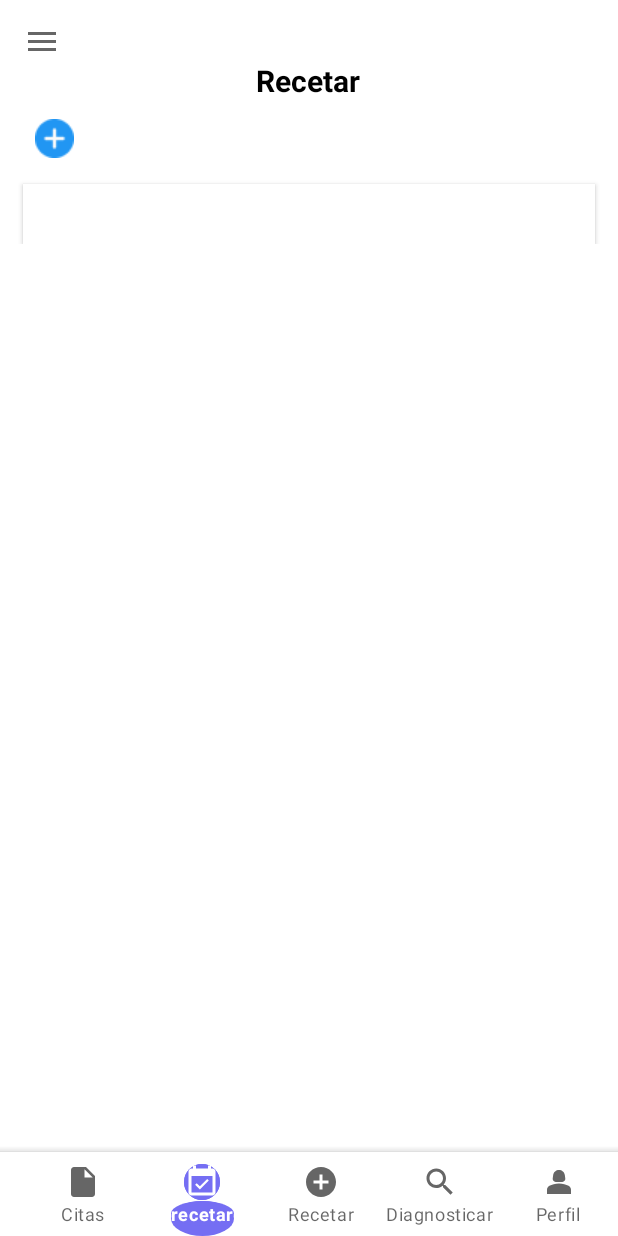
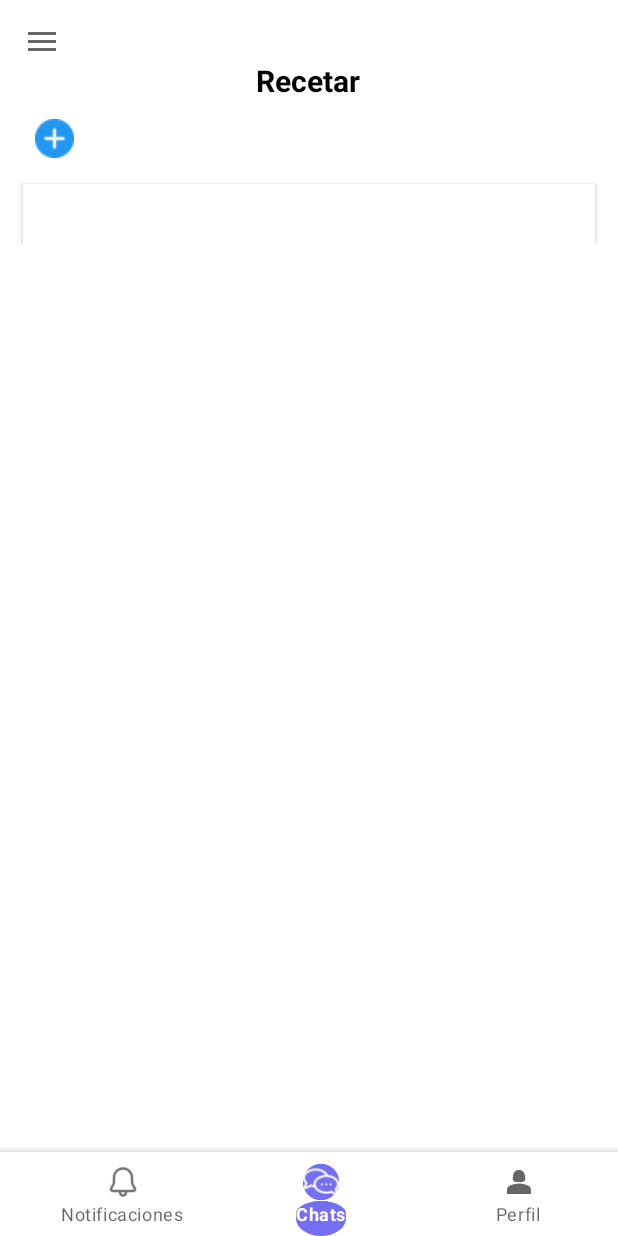
Before and after one commit to AlonViglez/Mi_Receta_PI, an Android app: the MainActivity screen opened directly, with no data from a screen before it, item 2 of the bottom bar chosen, on a phone screen of 412 x 824 dp. Run offline under Robolectric (Android 15) with nearby library versions, the phone set to English and light mode, and no system bars; our stand-ins replace Firebase (no records; nobody signed in at launch, a user with empty details on screens opened directly).

Commit message:
verificar los arhivos para elimnar y agregue los nav del doc

```diff
--- a/app/src/main/java/com/example/nav_drawer/MainActivity.java
+++ b/app/src/main/java/com/example/nav_drawer/MainActivity.java
@@ -72,25 +72,25 @@ public class MainActivity extends AppCompatActivity implements NavigationView.On
                 @Override
                 public boolean onNavigationItemSelected(@NonNull MenuItem item) {
                     int itemId = item.getItemId();
-                    if(itemId == R.id.bottom_home) {
+                    if(itemId == R.id.bottom_notify) {
                         openFragment(new CitasFragment());
                         return true;
-                    }else if(itemId == R.id.bottom_recetas){
+                    }else if(itemId == R.id.bottom_chats){
                         openFragment(new RecetarFragment());
-                        return true;
-                    }else if(itemId == R.id.bottom_diagnosticar){
-                        openFragment(new DiagnosticarFragment());
                         return true;
                     }else if(itemId == R.id.bottom_perfil){
                         openFragment(new PerfilFragment());
-                        return true;
-                    }else if(itemId == R.id.bottom_recetar){
-                        openFragment(new AddFragment());
                         return true;
                     }
                     return false;
                 }
             });
+            /* archivos que se tiene verificar para eliminar o no
+            * DiagnosticarFragment()
+            * AddFragment()
+            * CitasFragment()
+            * RecetarFragment()
+            * */
 
             fragmentManager = getSupportFragmentManager();
             openFragment(new HomeFragment());
--- a/app/src/main/res/menu/bottom_navigation_menu.xml
+++ b/app/src/main/res/menu/bottom_navigation_menu.xml
@@ -1,27 +1,15 @@
 <?xml version="1.0" encoding="utf-8"?>
 <menu xmlns:android="http://schemas.android.com/apk/res/android">
     <item
-        android:id="@+id/bottom_home"
-        android:title="Citas"
-        android:icon="@drawable/icon_file"
+        android:id="@+id/bottom_notify"
+        android:title="Notificaciones"
+        android:icon="@drawable/icon_notify"
         android:checkable="true"
         android:background="@drawable/selector_icon_background"/>
     <item
-        android:id="@+id/bottom_recetas"
-        android:title="recetar"
-        android:icon="@drawable/icon_realizado"
-        android:checkable="true"
-        android:background="@drawable/selector_icon_background"/>
-    <item
-        android:id="@+id/bottom_recetar"
-        android:title="Recetar"
-        android:icon="@drawable/baseline_add_circle_24"
-        android:checkable="true"
-        android:background="@drawable/selector_icon_background"/>
-    <item
-        android:id="@+id/bottom_diagnosticar"
-        android:title="Diagnosticar"
-        android:icon="@drawable/icon_search"
+        android:id="@+id/bottom_chats"
+        android:title="Chats"
+        android:icon="@drawable/icon_message"
         android:checkable="true"
         android:background="@drawable/selector_icon_background"/>
     <item
```
Also changed, not shown: app/src/main/res/drawable/icon_message.png (added), app/src/main/res/drawable/icon_notify.png (added).
